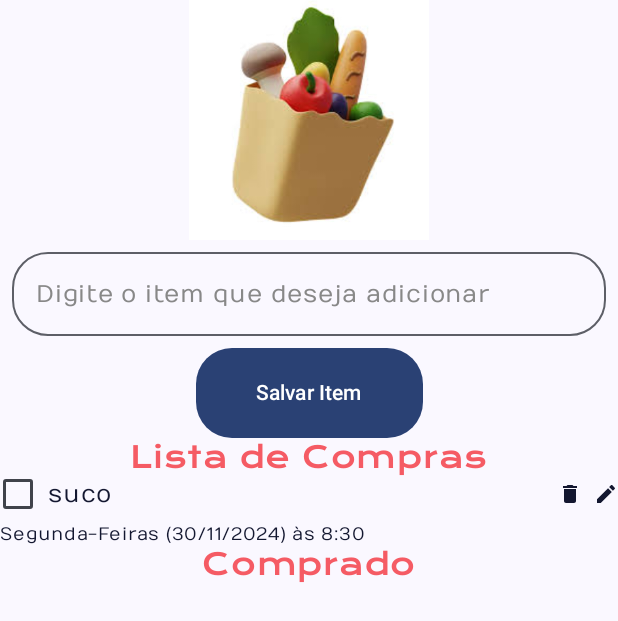
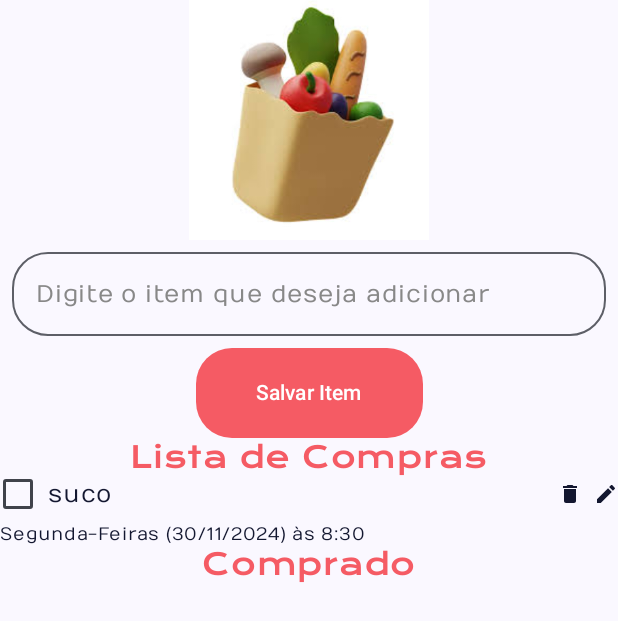
Before and after one commit to vinicarpes/super-compras, an Android app built with Jetpack Compose: the screen it shows after launch (MainActivity), on a phone screen of 412 x 824 dp. Shown: the top 621 px of the screen. Run offline under Robolectric (Android 15) with nearby library versions, the phone set to English and light mode, and no system bars.

Commit message:
refactor: change button color

```diff
--- a/app/src/main/java/com/example/comprao/MainActivity.kt
+++ b/app/src/main/java/com/example/comprao/MainActivity.kt
@@ -18,6 +18,7 @@ import androidx.compose.material.icons.Icons
 import androidx.compose.material.icons.filled.Delete
 import androidx.compose.material.icons.filled.Edit
 import androidx.compose.material3.Button
+import androidx.compose.material3.ButtonDefaults
 import androidx.compose.material3.Checkbox
 import androidx.compose.material3.Icon
 import androidx.compose.material3.OutlinedTextField
@@ -38,6 +39,7 @@ import androidx.compose.ui.text.style.TextAlign
 import androidx.compose.ui.tooling.preview.Preview
 import androidx.compose.ui.unit.dp
 import com.example.comprao.ui.theme.CompraoTheme
+import com.example.comprao.ui.theme.Coral
 import com.example.comprao.ui.theme.Marinho
 import com.example.comprao.ui.theme.Typography
 
@@ -128,7 +130,11 @@ fun AdicionarItem(modifier: Modifier = Modifier) {
 
 @Composable
 fun BotaoSalvarItem(onClick: () -> Unit, modifier: Modifier = Modifier) {
-    Button(shape = RoundedCornerShape(24.dp), onClick = onClick, modifier = modifier) {
+    Button(
+        shape = RoundedCornerShape(24.dp),
+        onClick = onClick,
+        colors = ButtonDefaults.buttonColors(Coral),
+        modifier = modifier) {
         Text(
             text = "Salvar Item",
             color = Color.White,
```
